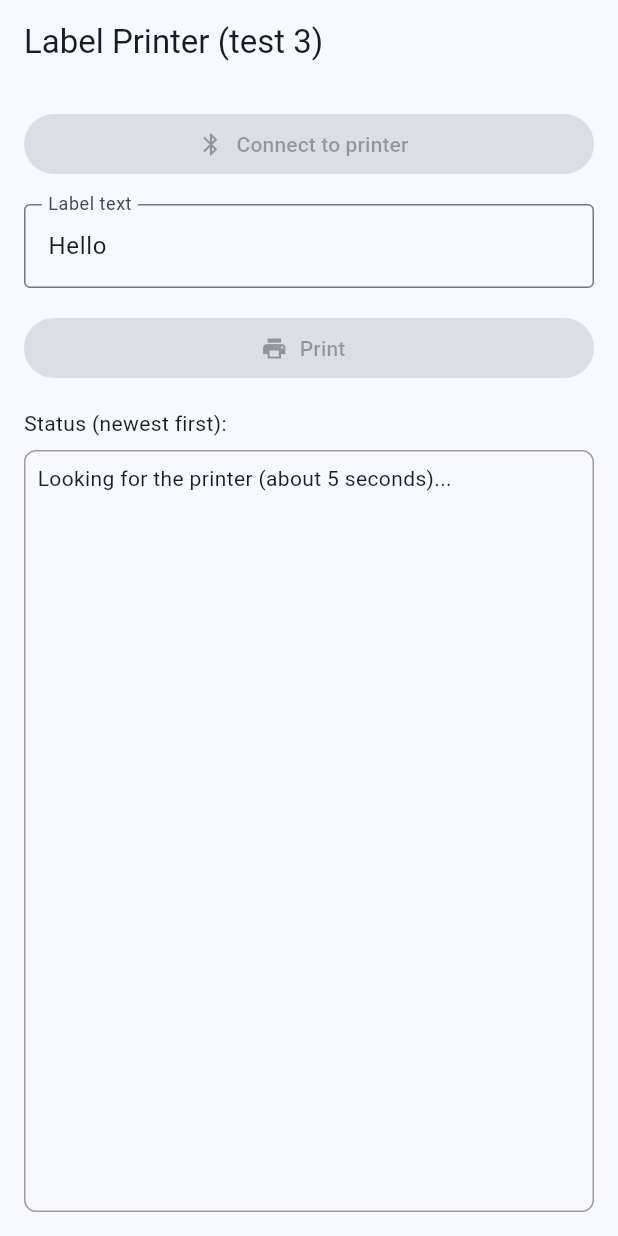
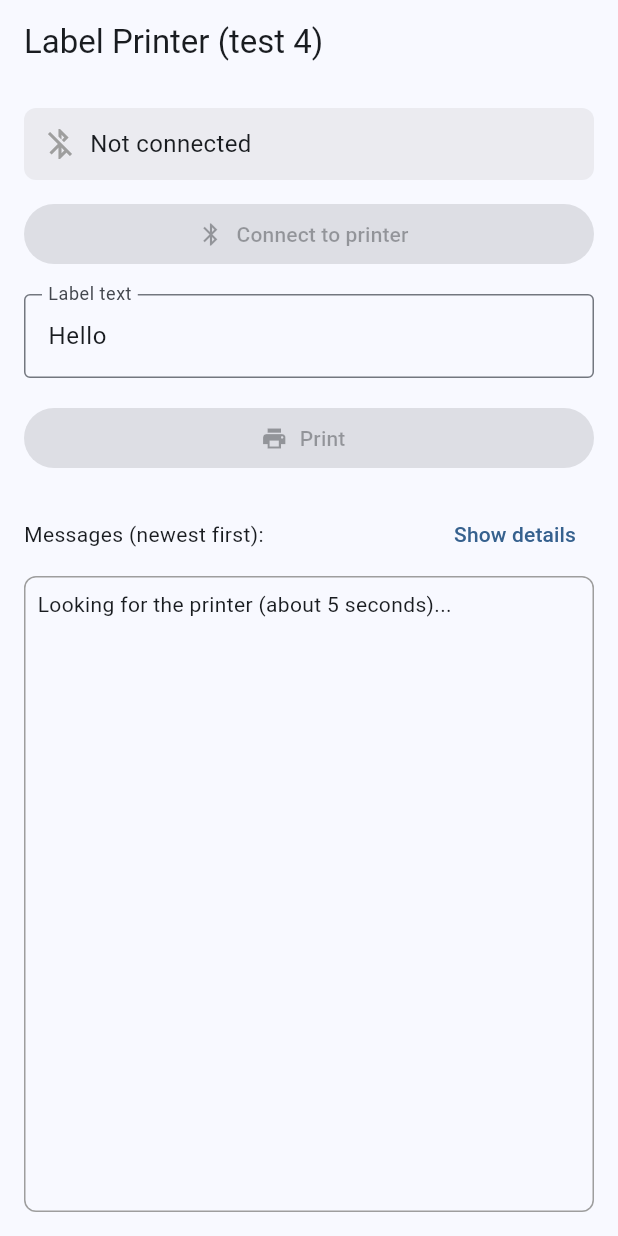
Before and after one commit to kennethhatchett-glitch/nimbot-label-maker, a Flutter app: the screen it shows after launch, after a tap on "Connect to printer", on a phone screen of 412 x 824 dp. Run offline on Flutter 3.47's test engine with Material 3 defaults, Android fonts, the phone set to English and light mode, and no system bars; our stand-ins replace flutter_blue_plus, permission_handler, synchronized; missing offline and left inert: qr.

Commit message:
Test build 4: clear connection status, hide technical log, keep signing key
- Show a green 'Connected to D110_M...' banner instead of relying on the
  button label; 'Reconnect' becomes a secondary button
- Plain-English messages by default; printer messages under 'Show details'
- Cache the Android signing key between builds so new versions install
  over old ones

Co-Authored-By: Claude Opus 5.5 <noreply@anthropic.com>
Claude-Session: https://claude.ai/code/session_01Kv4p7b7JVsN7nnU9nELKJH

```diff
--- a/lib/main.dart
+++ b/lib/main.dart
@@ -70,15 +70,28 @@ class HomeScreen extends StatefulWidget {
 class _HomeScreenState extends State<HomeScreen> {
   final TextEditingController _text = TextEditingController(text: 'Hello');
   final List<String> _log = [];
+  final List<String> _details = [];
   final List<StreamSubscription> _packetLogSubs = [];
   NiimbotBluetoothClient? _client;
+  String _printerName = '';
   bool _busy = false;
+  bool _showDetails = false;
 
   bool get _connected => _client?.isConnected() ?? false;
 
+  /// A plain-English status message (always shown).
   void _say(String message) {
     if (!mounted) return;
-    setState(() => _log.insert(0, message));
+    setState(() {
+      _log.insert(0, message);
+      _details.insert(0, message);
+    });
+  }
+
+  /// A technical message (only shown under "Show details").
+  void _detail(String message) {
+    if (!mounted) return;
+    setState(() => _details.insert(0, message));
   }
 
   /// Short description of a printer message, e.g. "setDensity 03".
@@ -100,10 +113,10 @@ class _HomeScreenState extends State<HomeScreen> {
   /// (except the regular "are you still there?" heartbeat messages).
   void _startPacketLog(NiimbotBluetoothClient client) {
     _packetLogSubs.add(client.onPacketSent.listen((p) {
-      if (!_isHeartbeat(p)) _say('  → sent: ${_describe(p)}');
+      if (!_isHeartbeat(p)) _detail('  → sent: ${_describe(p)}');
     }));
     _packetLogSubs.add(client.onPacketReceived.listen((p) {
-      if (!_isHeartbeat(p)) _say('  ← reply: ${_describe(p)}');
+      if (!_isHeartbeat(p)) _detail('  ← reply: ${_describe(p)}');
     }));
   }
 
@@ -162,6 +175,7 @@ class _HomeScreenState extends State<HomeScreen> {
       final client = NiimbotBluetoothClient();
       client.setDevice(device);
       client.setOnDisconnect(() => _say('Printer disconnected.'));
+      _printerName = device.platformName;
       _startPacketLog(client);
       await client.connect();
       client.abstraction.setPacketTimeout(replyTimeoutMs);
@@ -171,21 +185,21 @@ class _HomeScreenState extends State<HomeScreen> {
       for (var attempt = 1;
           attempt <= 2 && client.getModelMetadata() == null;
           attempt++) {
-        _say('Printer details missing, asking again (try $attempt of 2)...');
+        _detail('Printer details missing, asking again (try $attempt of 2)...');
         await Future.delayed(const Duration(seconds: 1));
         try {
           await client.initialNegotiate();
           await client.fetchPrinterInfo();
         } catch (e) {
-          _say('Asking again failed: $e');
+          _detail('Asking again failed: $e');
         }
       }
 
       final model = client.getModelMetadata()?.model.name ?? 'unknown';
       final task = client.getPrintTaskType()?.name ?? 'unknown';
       final protocol = client.info.protocolVersion?.toString() ?? '?';
-      _say('Connected! Model: $model, print task: $task, '
-          'protocol: $protocol');
+      _detail('Model: $model, print task: $task, protocol: $protocol');
+      _say('Connected. Ready to print.');
     } catch (e) {
       _say('Connect error: $e');
     } finally {
@@ -242,13 +256,13 @@ class _HomeScreenState extends State<HomeScreen> {
       );
 
       _say('Printing "$text"...');
-      _say('Step 1: start');
+      _detail('Step 1: start');
       await task.printInit();
-      _say('Step 2: send label picture');
+      _detail('Step 2: send label picture');
       await task.printPage(page.toEncodedImage(), 1);
-      _say('Step 3: wait for printer to finish');
+      _detail('Step 3: wait for printer to finish');
       await task.waitForFinished();
-      _say('Step 4: end');
+      _detail('Step 4: end');
       await task.printEnd();
       _say('Done printing.');
     } catch (e) {
@@ -272,17 +286,51 @@ class _HomeScreenState extends State<HomeScreen> {
   @override
   Widget build(BuildContext context) {
     return Scaffold(
-      appBar: AppBar(title: const Text('Label Printer (test 3)')),
+      appBar: AppBar(title: const Text('Label Printer (test 4)')),
       body: Padding(
         padding: const EdgeInsets.all(16),
         child: Column(
           crossAxisAlignment: CrossAxisAlignment.stretch,
           children: [
-            FilledButton.icon(
-              onPressed: _busy ? null : _connect,
-              icon: const Icon(Icons.bluetooth),
-              label: Text(_connected ? 'Reconnect' : 'Connect to printer'),
+            // Big, clear connection status.
+            Container(
+              padding: const EdgeInsets.all(12),
+              decoration: BoxDecoration(
+                color: _connected
+                    ? Colors.green.withValues(alpha: 0.15)
+                    : Colors.grey.withValues(alpha: 0.15),
+                borderRadius: BorderRadius.circular(8),
+              ),
+              child: Row(
+                children: [
+                  Icon(
+                    _connected ? Icons.check_circle : Icons.bluetooth_disabled,
+                    color: _connected ? Colors.green : Colors.grey,
+                  ),
+                  const SizedBox(width: 8),
+                  Expanded(
+                    child: Text(
+                      _connected
+                          ? 'Connected to $_printerName'
+                          : 'Not connected',
+                      style: const TextStyle(fontSize: 16),
+                    ),
+                  ),
+                ],
+              ),
             ),
+            const SizedBox(height: 12),
+            _connected
+                ? OutlinedButton.icon(
+                    onPressed: _busy ? null : _connect,
+                    icon: const Icon(Icons.refresh),
+                    label: const Text('Reconnect'),
+                  )
+                : FilledButton.icon(
+                    onPressed: _busy ? null : _connect,
+                    icon: const Icon(Icons.bluetooth),
+                    label: const Text('Connect to printer'),
+                  ),
             const SizedBox(height: 16),
             TextField(
               controller: _text,
@@ -298,8 +346,17 @@ class _HomeScreenState extends State<HomeScreen> {
               label: const Text('Print'),
             ),
             const SizedBox(height: 16),
-            const Text('Status (newest first):'),
-            const SizedBox(height: 8),
+            Row(
+              children: [
+                const Expanded(child: Text('Messages (newest first):')),
+                TextButton(
+                  onPressed: () =>
+                      setState(() => _showDetails = !_showDetails),
+                  child: Text(_showDetails ? 'Hide details' : 'Show details'),
+                ),
+              ],
+            ),
+            const SizedBox(height: 4),
             Expanded(
               child: Container(
                 padding: const EdgeInsets.all(8),
@@ -309,7 +366,7 @@ class _HomeScreenState extends State<HomeScreen> {
                 ),
                 child: ListView(
                   children: [
-                    for (final line in _log)
+                    for (final line in _showDetails ? _details : _log)
                       Padding(
                         padding: const EdgeInsets.only(bottom: 6),
                         child: SelectableText(line),
```
Also changed, not shown: 1 other file.
